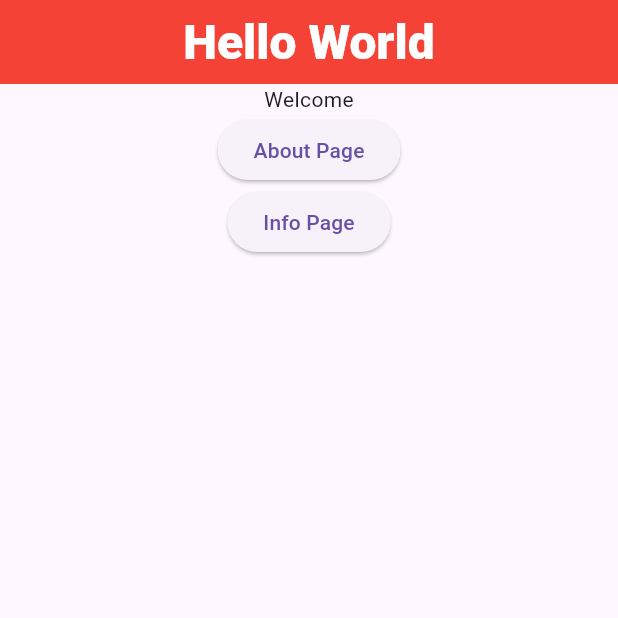
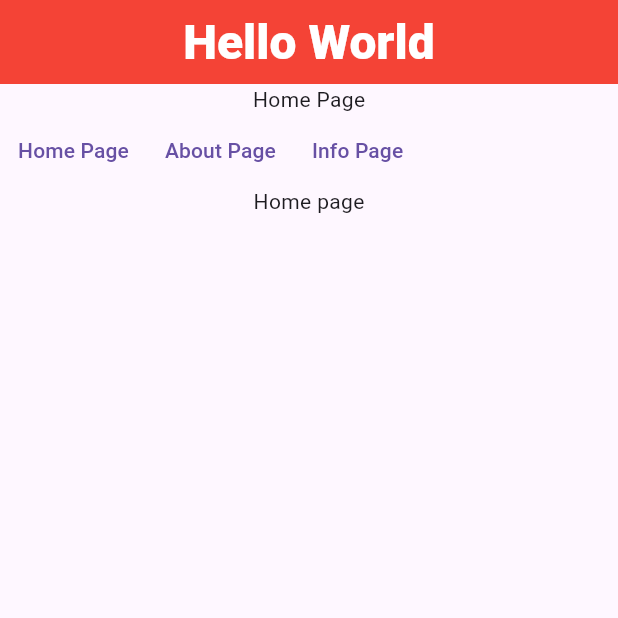
Before and after one commit to DevAidanH/flutterWork, a Flutter app: the screen it shows after launch, on a phone screen of 412 x 824 dp, the top half of it. Run offline on Flutter 3.47's test engine with Material 3 defaults, Android fonts, the phone set to English and light mode, and no system bars.

```diff
--- a/lib/pages/home.dart
+++ b/lib/pages/home.dart
@@ -22,15 +22,21 @@ class Home extends StatelessWidget {
         alignment: Alignment.center,
         child: Column(
           children: [
-            const   Text("Welcome"),
-            ElevatedButton(
-              onPressed: () {
-                Navigator.push(context, MaterialPageRoute(builder: (context) =>  const aboutPage()));
-              },
-              child: const Text("About Page")),
-            ElevatedButton(onPressed: (){
-              Navigator.push(context, MaterialPageRoute(builder: (context) => InfoPage()));
-            }, child: const Text("Info Page"))
+            const Text("Home Page"),
+            Row(
+              children: [
+                TextButton(onPressed: (){
+                  Navigator.push(context, MaterialPageRoute(builder: (context) => const Home()));
+                }, child: const Text("Home Page")),
+                TextButton(onPressed: (){
+                  Navigator.push(context, MaterialPageRoute(builder: (context) => const aboutPage()));
+                }, child: const Text("About Page")),
+                TextButton(onPressed: (){
+                  Navigator.push(context, MaterialPageRoute(builder: (context) => InfoPage()));
+                }, child: const Text("Info Page"))
+              ],
+            ),
+            const Text("Home page")
           ],
         ),
       ),
```
Also changed, not shown: lib/pages/infoPage.dart (+44 -2 lines).
